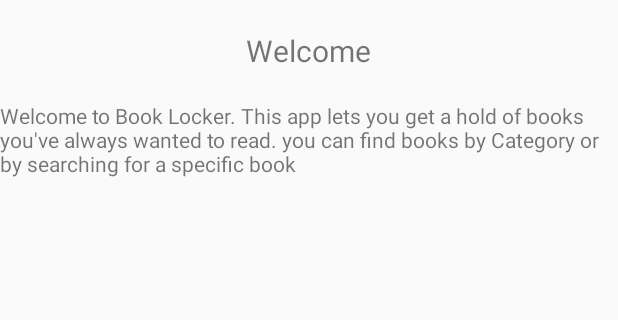
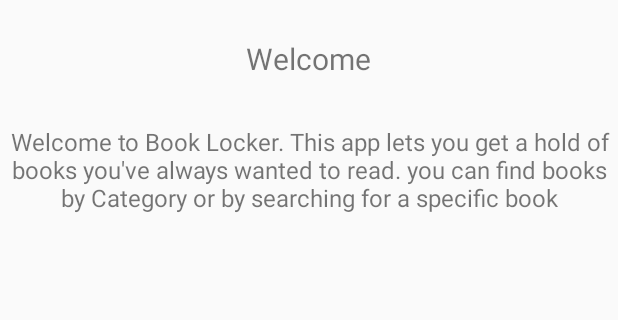
Before and after one commit to izacc/LibraryApp, an Android app: the screen it shows after launch (tutorial), on a phone screen of 412 x 824 dp, the part 488-808 px from its top. Run offline under Robolectric (Android 15) with nearby library versions, the phone set to English and light mode, and no system bars; libraries missing offline, so code that uses them is left out: me.relex.circleindicator; plain views replace CircleIndicator; 2 statements that could not run were skipped.

Commit message:
added layout for landscape varation for some sections

```diff
--- a/app/src/main/java/com/example/libraryapplicationproject/Fragments/SearchBook.java
+++ b/app/src/main/java/com/example/libraryapplicationproject/Fragments/SearchBook.java
@@ -17,6 +17,7 @@ import android.view.ViewGroup;
 import android.widget.Button;
 import android.widget.EditText;
 import android.widget.SearchView;
+import android.widget.TextView;
 import android.widget.Toast;
 
 import com.android.volley.Request;
@@ -34,6 +35,7 @@ import com.facebook.shimmer.ShimmerFrameLayout;
 import org.json.JSONArray;
 import org.json.JSONException;
 import org.json.JSONObject;
+import org.w3c.dom.Text;
 
 import java.util.ArrayList;
 
@@ -70,7 +72,7 @@ public class SearchBook extends Fragment {
         shimmer.setVisibility(View.GONE);
          LinearLayoutManager manager = new LinearLayoutManager(getContext());
          recycle.setLayoutManager(manager);
-
+        final TextView temp = view.findViewById(R.id.temptext);
 
         if(requestQueue == null){
             requestQueue = Volley.newRequestQueue(getContext());
@@ -79,6 +81,7 @@ public class SearchBook extends Fragment {
            @Override
            public boolean onQueryTextSubmit(String s) {
                //clear the list every time a search is made
+               temp.setVisibility(View.GONE);
                books.clear();
                shimmer.startShimmer();
                shimmer.setVisibility(View.VISIBLE);
--- a/app/src/main/res/layout-land/fragment_tutorial_view_pager.xml
+++ b/app/src/main/res/layout-land/fragment_tutorial_view_pager.xml
@@ -10,10 +10,9 @@
 
     <androidx.viewpager.widget.ViewPager
         android:id="@+id/vpTutorial"
-        android:layout_width="match_parent"
-        android:layout_height="233dp"
-        android:layout_marginBottom="32dp"
-        app:layout_constraintBottom_toTopOf="@+id/takeHome"
+        android:layout_width="0dp"
+        android:layout_height="0dp"
+        app:layout_constraintBottom_toTopOf="@+id/indicator"
         app:layout_constraintEnd_toEndOf="parent"
         app:layout_constraintStart_toStartOf="parent"
         app:layout_constraintTop_toTopOf="parent">
@@ -23,7 +22,6 @@
         android:id="@+id/indicator"
         android:layout_width="0dp"
         android:layout_height="48dp"
-        android:layout_marginTop="32dp"
         android:layout_marginBottom="8dp"
         android:background="@color/colorPrimary"
         app:layout_constraintBottom_toTopOf="@+id/takeHome"
@@ -36,7 +34,7 @@
         android:layout_width="126dp"
         android:layout_height="54dp"
         android:layout_marginEnd="8dp"
-        android:layout_marginBottom="32dp"
+        android:layout_marginBottom="8dp"
         android:background="@color/colorPrimary"
         android:text="Button"
         android:textColor="@color/whiteColor"
--- a/app/src/main/res/layout-land/fragment_view_pager_information.xml
+++ b/app/src/main/res/layout-land/fragment_view_pager_information.xml
@@ -19,6 +19,9 @@
         android:id="@+id/titleTutorial"
         android:layout_width="wrap_content"
         android:layout_gravity="center"
+        android:textAlignment="center"
+        android:textSize="18sp"
+        android:layout_margin="@dimen/vpitemMargin"
         android:layout_height="wrap_content"
         android:text="TextView" />
 
@@ -26,6 +29,9 @@
         android:id="@+id/descriptionTutorial"
         android:layout_width="wrap_content"
         android:layout_gravity="center"
+        android:textSize="16sp"
+        android:textAlignment="center"
+        android:layout_margin="@dimen/vpitemMargin"
         android:layout_height="wrap_content"
         android:text="TextView" />
 
--- a/app/src/main/res/layout/fragment_view_pager_information.xml
+++ b/app/src/main/res/layout/fragment_view_pager_information.xml
@@ -21,6 +21,8 @@
         android:layout_width="wrap_content"
         android:layout_gravity="center"
         android:textSize="20sp"
+        android:layout_margin="@dimen/vpitemMargin"
+        android:textAlignment="center"
         android:paddingTop="@dimen/paddingtopVp"
         android:layout_height="wrap_content"
         android:text="TextView" />
@@ -29,6 +31,9 @@
         android:id="@+id/descriptionTutorial"
         android:layout_width="wrap_content"
         android:layout_gravity="center"
+        android:textAlignment="center"
+        android:textSize="16sp"
+        android:layout_margin="@dimen/vpitemMargin"
         android:paddingTop="@dimen/paddingtopVp"
         android:layout_height="wrap_content"
         android:text="TextView" />
--- a/app/src/main/res/layout/search.xml
+++ b/app/src/main/res/layout/search.xml
@@ -30,7 +30,7 @@
         android:layout_marginTop="32dp"
         android:layout_marginEnd="8dp"
         android:elevation="2dp"
-        android:maxLines="1"
+        android:maxLines="2"
         android:text="TextView"
         android:textAlignment="viewStart"
         android:textColor="@color/whiteColor"
--- a/app/src/main/res/values/dimens.xml
+++ b/app/src/main/res/values/dimens.xml
@@ -12,4 +12,5 @@
     <dimen name="cardElev">5dp</dimen>
     <dimen name="textPaddingForHomePageCat">5dp</dimen>
     <dimen name="paddingtopVp">20dp</dimen>
+    <dimen name="vpitemMargin">5dp</dimen>
 </resources>
--- a/app/src/main/res/values/styles.xml
+++ b/app/src/main/res/values/styles.xml
@@ -9,6 +9,7 @@
     </style>
 <style name="splash" parent="Theme.AppCompat.Light.NoActionBar">
     <item name="android:windowBackground">@drawable/splash</item>
+    <item name="colorPrimaryDark">@color/colorPrimaryDark</item>
     <item name="windowActionBar">false</item>
 </style>
 
```
Also changed, not shown: app/src/main/res/layout/fragment_search_book.xml (+9 -1 lines).
